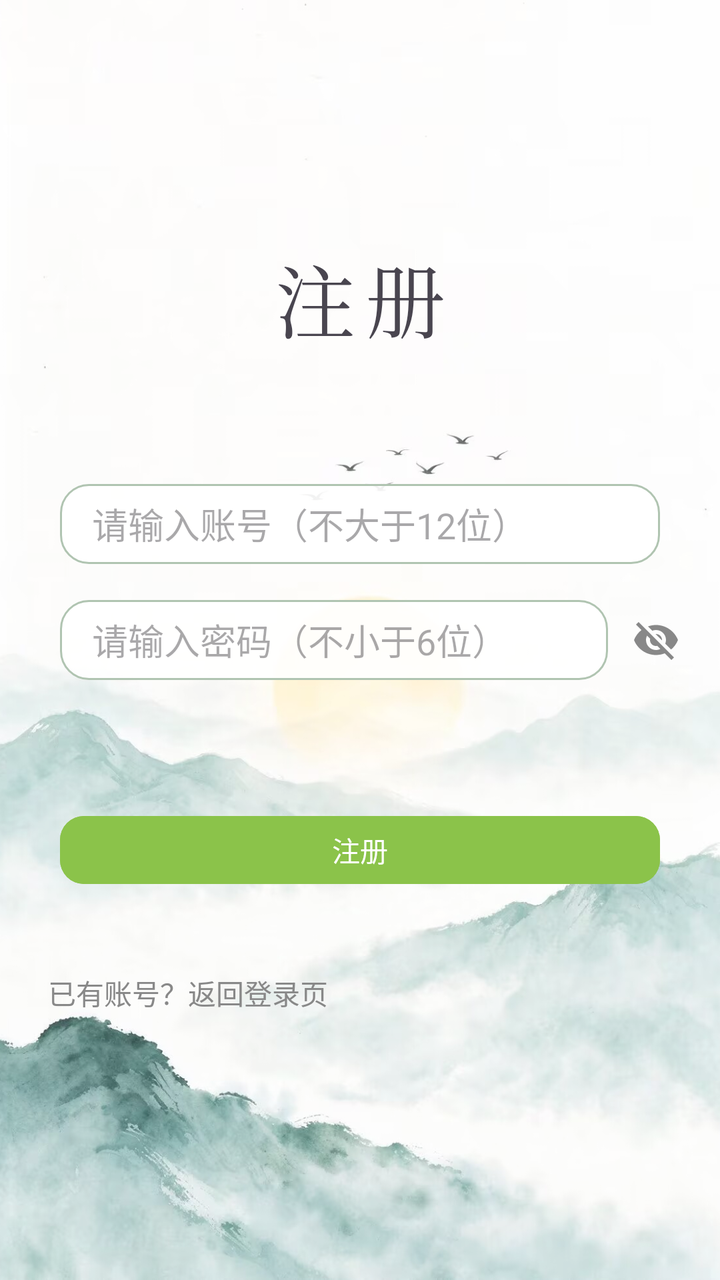
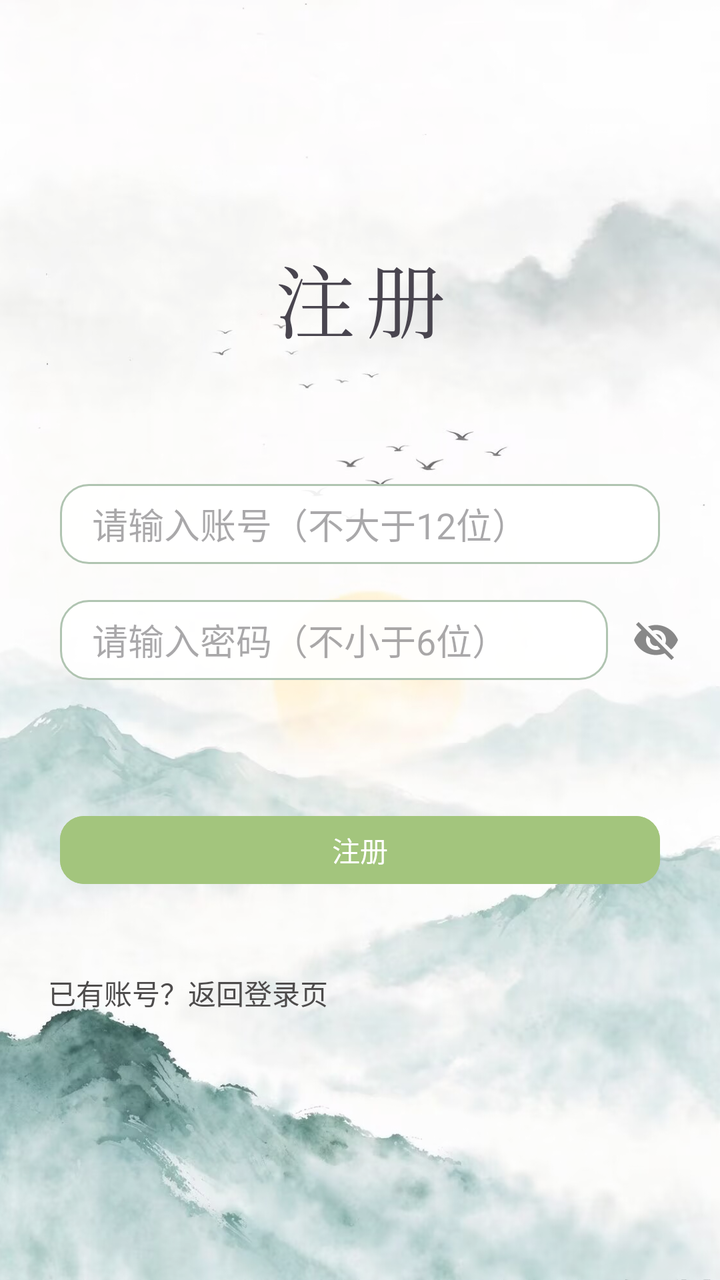

The first picture is an Android layout as it rendered before a commit; the second is the same layout after the commit. The layout source and the unified diff follow.
<!-- AndroidManifest.xml: application theme Theme.PoemApp -->
<!-- res/layout/register.xml -->
<?xml version="1.0" encoding="utf-8"?>
<androidx.constraintlayout.widget.ConstraintLayout xmlns:android="http://schemas.android.com/apk/res/android"
    xmlns:app="http://schemas.android.com/apk/res-auto"
    xmlns:tools="http://schemas.android.com/tools"
    android:id="@+id/main"
    android:layout_width="match_parent"
    android:layout_height="match_parent"
    tools:context=".Ui.Login">

    
    <ImageView
        android:id="@+id/ivBg"
        android:layout_width="0dp"
        android:layout_height="0dp"
        android:scaleType="centerCrop"
        android:src="@drawable/login_picture2"
        android:contentDescription="@null"
        app:layout_constraintStart_toStartOf="parent"
        app:layout_constraintEnd_toEndOf="parent"
        app:layout_constraintTop_toTopOf="parent"
        app:layout_constraintBottom_toBottomOf="parent" />

    
    <View
        android:id="@+id/vScrim"
        android:layout_width="0dp"
        android:layout_height="0dp"
        android:background="#1FFFFFFF"
        app:layout_constraintStart_toStartOf="parent"
        app:layout_constraintEnd_toEndOf="parent"
        app:layout_constraintTop_toTopOf="parent"
        app:layout_constraintBottom_toBottomOf="parent" />

    <TextView
        android:id="@+id/registerTitle"
        android:layout_width="0dp"
        android:layout_height="wrap_content"
        app:layout_constraintStart_toStartOf="parent"
        app:layout_constraintEnd_toEndOf="parent"
        android:layout_marginTop="120dp"
        android:text="注册"
        android:textSize="40sp"
        android:letterSpacing="0.12"
        android:fontFamily="serif"
        app:layout_constraintTop_toTopOf="parent"
        android:gravity="center"/>

    <EditText
        android:layout_width="0dp"
        android:layout_height="40dp"
        android:id="@+id/etAccount"
        android:hint="请输入账号（不大于12位）"
        app:layout_constraintStart_toStartOf="parent"
        app:layout_constraintEnd_toEndOf="parent"
        android:layout_marginStart="30dp"
        android:layout_marginEnd="30dp"
        app:layout_constraintTop_toBottomOf="@id/registerTitle"
        android:layout_marginTop="64dp"
        android:background="@drawable/bg_input"
        android:gravity="center_vertical"
        android:maxLines="1"
        android:paddingStart="16dp"
        android:paddingEnd="16dp"/>

    <EditText
        android:layout_width="0dp"
        android:layout_height="40dp"
        android:id="@+id/etPassword"
        android:hint="请输入密码（不小于6位）"
        android:inputType="textPassword"
        app:layout_constraintStart_toStartOf="parent"
        app:layout_constraintEnd_toEndOf="parent"
        android:layout_marginStart="30dp"
        android:layout_marginEnd="56dp"
        app:layout_constraintTop_toBottomOf="@id/etAccount"
        android:layout_marginTop="18dp"
        android:background="@drawable/bg_input"
        android:gravity="center_vertical"
        android:maxLines="1"
        android:paddingStart="16dp"
        android:paddingEnd="16dp"/>

    <ImageView
        android:id="@+id/ivTogglePassword"
        android:layout_width="40dp"
        android:layout_height="40dp"
        android:padding="8dp"
        android:src="@drawable/ic_visibility_off"
        android:background="?attr/selectableItemBackgroundBorderless"
        app:layout_constraintEnd_toEndOf="parent"
        app:layout_constraintTop_toTopOf="@id/etPassword"
        app:layout_constraintBottom_toBottomOf="@id/etPassword"
        android:layout_marginEnd="12dp" />

    <Button
        android:id="@+id/btnLogin"
        android:text="注册"
        android:backgroundTint="#8BC34A"
        android:textColor="#FFFFFF"
        android:layout_width="0dp"
        android:layout_height="42dp"
        app:layout_constraintStart_toStartOf="parent"
        app:layout_constraintEnd_toEndOf="parent"
        android:layout_marginStart="30dp"
        android:layout_marginEnd="30dp"
        app:layout_constraintTop_toBottomOf="@id/etPassword"
        android:layout_marginTop="64dp"
        app:cornerRadius="12dp"  />

    <TextView
        android:layout_width="0dp"
        android:layout_height="wrap_content"
        android:id="@+id/toGoToLogin"
        android:text="已有账号？返回登录页"
        android:textSize="14sp"
        android:textColor="#888888"
        app:layout_constraintStart_toStartOf="parent"
        app:layout_constraintEnd_toEndOf="parent"
        android:layout_marginStart="24dp"
        android:layout_marginEnd="24dp"
        app:layout_constraintTop_toBottomOf="@id/btnLogin"
        android:layout_marginTop="40dp"/>



</androidx.constraintlayout.widget.ConstraintLayout>
<!-- resources referenced by this layout -->
<resources>
  <!-- drawable bg_input (drawable) -->
  <?xml version="1.0" encoding="utf-8"?>
  <shape xmlns:android="http://schemas.android.com/apk/res/android"
      android:shape="rectangle">
      <solid android:color="#E6FFFFFF" />
      <corners android:radius="14dp" />
      <stroke
          android:width="1dp"
          android:color="#B0C4B1" />
  </shape>
  <!-- drawable ic_visibility_off (drawable) -->
  <vector xmlns:android="http://schemas.android.com/apk/res/android"
      android:width="24dp"
      android:height="24dp"
      android:viewportWidth="24"
      android:viewportHeight="24"
      android:tint="#888888">
      <path
          android:fillColor="@android:color/white"
          android:pathData="M12,7c2.76,0 5,2.24 5,5 0,0.65 -0.13,1.26 -0.36,1.83l2.92,2.92c1.51,-1.26 2.7,-2.89 3.43,-4.75 -1.73,-4.39 -6,-7.5 -11,-7.5 -1.4,0 -2.74,0.25 -3.98,0.7l2.16,2.16C10.74,7.13 11.35,7 12,7zM2,4.27l2.28,2.28 0.46,0.46C3.08,8.3 1.78,10.02 1,12c1.73,4.39 6,7.5 11,7.5 1.55,0 3.03,-0.3 4.38,-0.84l0.42,0.42L19.73,22 21,20.73 3.27,3 2,4.27zM7.53,9.8l1.55,1.55c-0.05,0.21 -0.08,0.43 -0.08,0.65 0,1.66 1.34,3 3,3 0.22,0 0.44,-0.03 0.65,-0.08l1.55,1.55c-0.67,0.33 -1.41,0.53 -2.2,0.53 -2.76,0 -5,-2.24 -5,-5 0,-0.79 0.2,-1.53 0.53,-2.2zM11.84,9.02l3.15,3.15 0.02,-0.16c0,-1.66 -1.34,-3 -3,-3l-0.17,0.01z" />
  </vector>
  <!-- drawable login_picture2: jpg bitmap (drawable, 112975 bytes) -->
  <style name="Theme.PoemApp" parent="Base.Theme.PoemApp" />
  <style name="Base.Theme.PoemApp" parent="Theme.Material3.DayNight.NoActionBar">
          
          
      </style>
</resources>

<!-- the commit's change to res/layout/register.xml (unified diff, before → after) -->
@@ -13,7 +13,7 @@
         android:layout_width="0dp"
         android:layout_height="0dp"
         android:scaleType="centerCrop"
-        android:src="@drawable/login_picture2"
+        android:src="@drawable/login_picture3"
         android:contentDescription="@null"
         app:layout_constraintStart_toStartOf="parent"
         app:layout_constraintEnd_toEndOf="parent"
@@ -95,7 +95,7 @@
     <Button
         android:id="@+id/btnLogin"
         android:text="注册"
-        android:backgroundTint="#8BC34A"
+        android:backgroundTint="#A3C57D"
         android:textColor="#FFFFFF"
         android:layout_width="0dp"
         android:layout_height="42dp"
@@ -113,7 +113,7 @@
         android:id="@+id/toGoToLogin"
         android:text="已有账号？返回登录页"
         android:textSize="14sp"
-        android:textColor="#888888"
+        android:textColor="#4D4B4B"
         app:layout_constraintStart_toStartOf="parent"
         app:layout_constraintEnd_toEndOf="parent"
         android:layout_marginStart="24dp"
<!-- resource entries referenced after the edit -->
@@ -21,7 +21,7 @@
           android:fillColor="@android:color/white"
           android:pathData="M12,7c2.76,0 5,2.24 5,5 0,0.65 -0.13,1.26 -0.36,1.83l2.92,2.92c1.51,-1.26 2.7,-2.89 3.43,-4.75 -1.73,-4.39 -6,-7.5 -11,-7.5 -1.4,0 -2.74,0.25 -3.98,0.7l2.16,2.16C10.74,7.13 11.35,7 12,7zM2,4.27l2.28,2.28 0.46,0.46C3.08,8.3 1.78,10.02 1,12c1.73,4.39 6,7.5 11,7.5 1.55,0 3.03,-0.3 4.38,-0.84l0.42,0.42L19.73,22 21,20.73 3.27,3 2,4.27zM7.53,9.8l1.55,1.55c-0.05,0.21 -0.08,0.43 -0.08,0.65 0,1.66 1.34,3 3,3 0.22,0 0.44,-0.03 0.65,-0.08l1.55,1.55c-0.67,0.33 -1.41,0.53 -2.2,0.53 -2.76,0 -5,-2.24 -5,-5 0,-0.79 0.2,-1.53 0.53,-2.2zM11.84,9.02l3.15,3.15 0.02,-0.16c0,-1.66 -1.34,-3 -3,-3l-0.17,0.01z" />
   </vector>
-  <!-- drawable login_picture2: jpg bitmap (drawable, 112975 bytes) -->
+  <!-- drawable login_picture3: jpg bitmap (drawable, 123324 bytes) -->
   <style name="Theme.PoemApp" parent="Base.Theme.PoemApp" />
   <style name="Base.Theme.PoemApp" parent="Theme.Material3.DayNight.NoActionBar">
           
